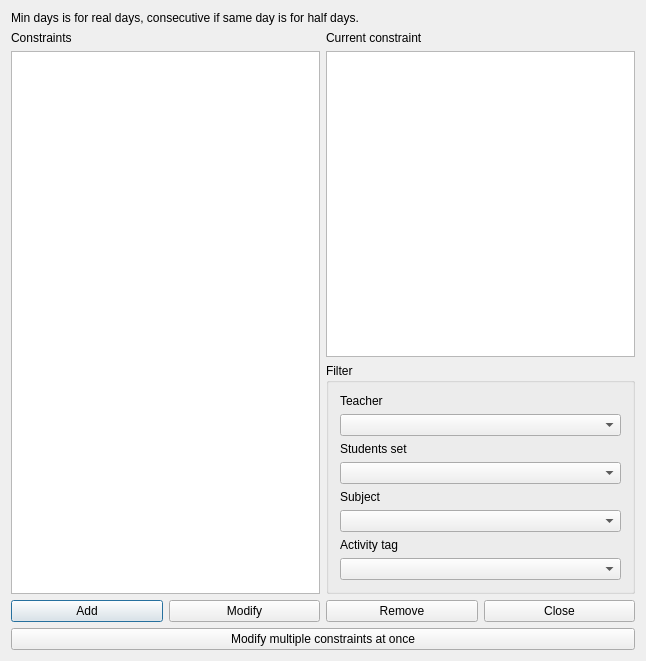
The window that fet/src/interface/constraintmindaysbetweenactivitiesform_template.ui (vonmecheln/fet) describes before a commit, drawn with Qt 5.
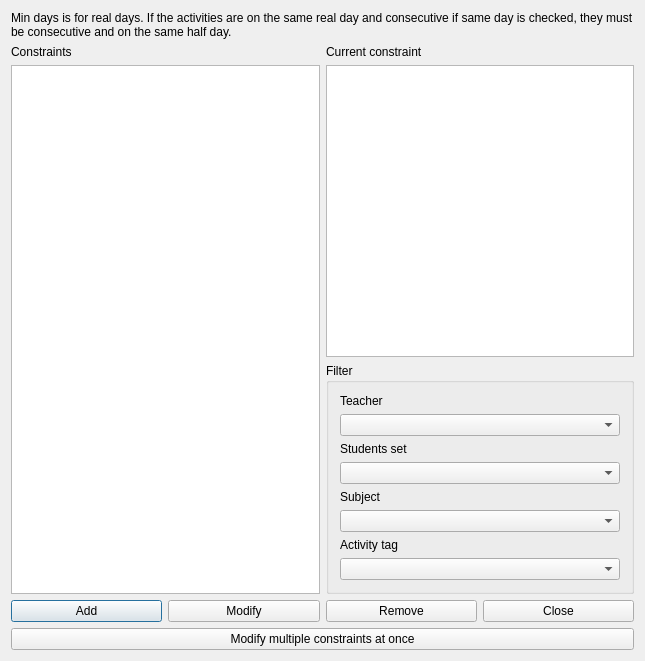
The same window after the commit.

```diff
--- a/fet/src/interface/constraintmindaysbetweenactivitiesform_template.ui
+++ b/fet/src/interface/constraintmindaysbetweenactivitiesform_template.ui
@@ -6,7 +6,7 @@
    <rect>
     <x>0</x>
     <y>0</y>
-    <width>646</width>
+    <width>645</width>
     <height>661</height>
    </rect>
   </property>
@@ -23,7 +23,7 @@
       </sizepolicy>
      </property>
      <property name="text">
-      <string>Min days is for real days, consecutive if same day is for half days.</string>
+      <string>Min days is for real days. If the activities are on the same real day and consecutive if same day is checked, they must be consecutive and on the same half day.</string>
      </property>
      <property name="wordWrap">
       <bool>true</bool>
```
